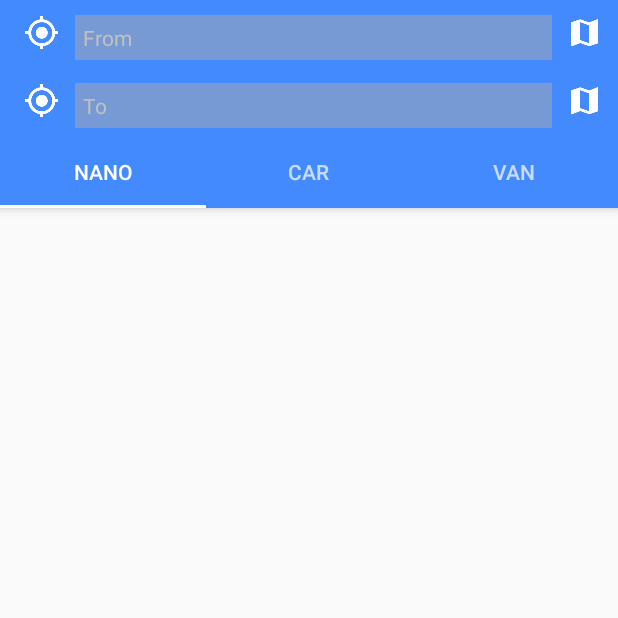
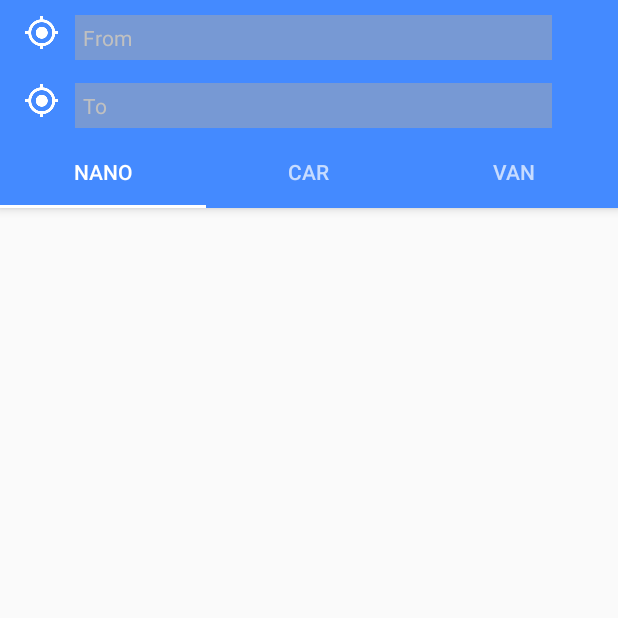
Before and after one commit to dulajra/TaxiMasterCustomer, an Android app: the screen it shows after launch (NewOrderActivity), on a phone screen of 412 x 824 dp, the top half of it. Run offline under Robolectric (Android 15) with nearby library versions, the phone set to English and light mode, and no system bars; libraries missing offline, so code that uses them is left out: com.android.datetimepicker, com.onesignal; 4 statements that could not run were skipped.

Commit message:
All functional requirements are complete

```diff
--- a/app/src/main/java/com/innocept/taximastercustomer/model/network/Communicator.java
+++ b/app/src/main/java/com/innocept/taximastercustomer/model/network/Communicator.java
@@ -29,7 +29,7 @@ public class Communicator{
 
     private final String DEBUG_TAG = Communicator.class.getSimpleName();
 
-    private final String URL_ROOT = "http://b2177c9a.ngrok.io";
+    private final String URL_ROOT = "http://701fafba.ngrok.io";
     private final String URL_GET_AVAILABLE_TAXIS = URL_ROOT + "/customer/taxis";
     private final String URL_PLACE_ORDER = URL_ROOT + "/customer/order/new";
     private final String URL_GET_DRIVER_UPDATE = URL_ROOT + "/customer/get/driverUpdate";
--- a/app/src/main/res/layout/activity_new_order.xml
+++ b/app/src/main/res/layout/activity_new_order.xml
@@ -38,6 +38,7 @@
                         android:src="@drawable/ic_my_location" />
 
                     <ImageButton
+                        android:visibility="invisible"
                         android:id="@+id/image_btn_map_from"
                         android:layout_alignParentRight="true"
                         android:layout_width="wrap_content"
@@ -102,6 +103,7 @@
                         android:src="@drawable/ic_my_location" />
 
                     <ImageButton
+                        android:visibility="invisible"
                         android:id="@+id/image_btn_map_to"
                         android:layout_alignParentRight="true"
                         android:layout_width="wrap_content"
```
